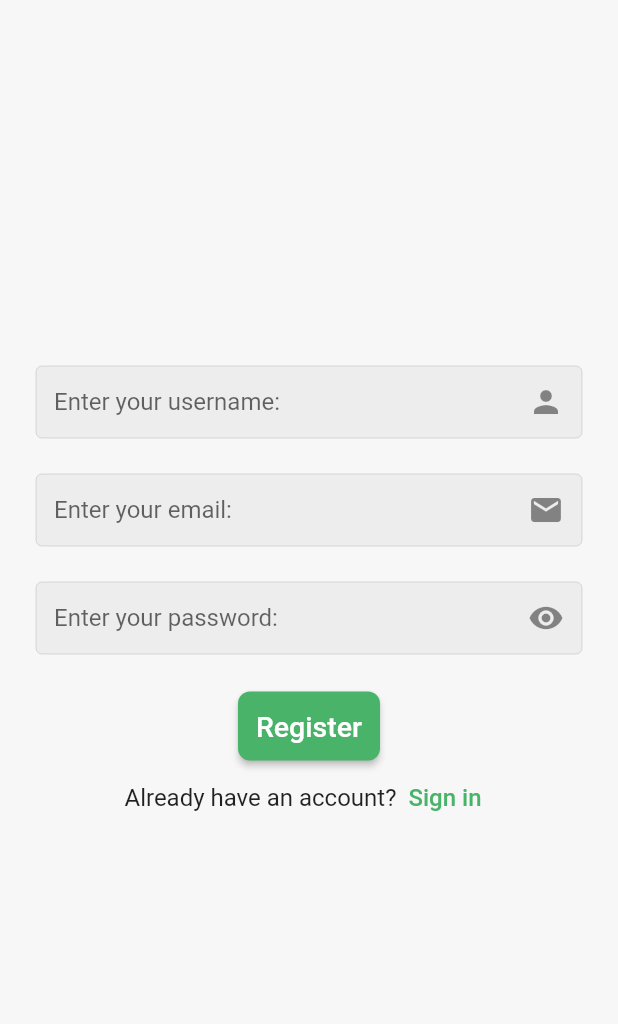
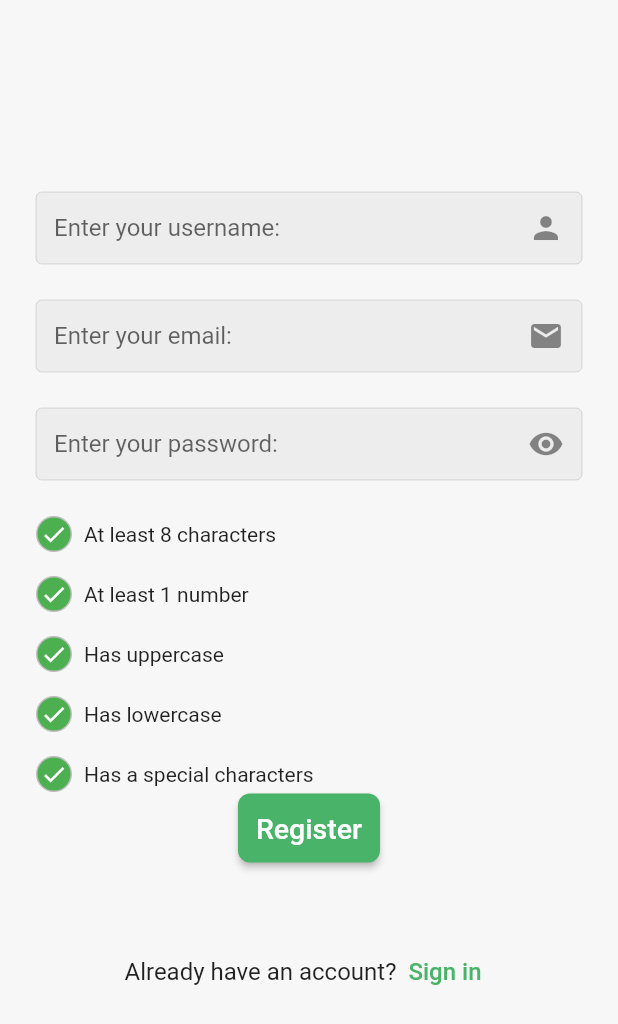
Before and after one commit to MohammedGhazaly/e-commerce_flower, a Flutter app: the screen it shows after launch, on a phone screen of 412 x 824 dp. Shown: the top 1024 px of the screen. Run offline on Flutter 3.47's test engine with Material 2 defaults, Android fonts, the phone set to English and light mode, and no system bars; our stand-ins replace email_validator, firebase_auth, firebase_core, loading_animation_widget; accounts and stored records are empty.

Commit message:
added widget for to indicate password strength

```diff
--- a/lib/pages/register_page.dart
+++ b/lib/pages/register_page.dart
@@ -6,6 +6,7 @@ import 'package:e_commerce_flower/widgets/custom_button.dart';
 import 'package:e_commerce_flower/widgets/custom_snack_bar.dart';
 import 'package:e_commerce_flower/widgets/custom_text_button.dart';
 import 'package:e_commerce_flower/widgets/custom_text_field.dart';
+import 'package:e_commerce_flower/widgets/progress_strength_indicator_widget.dart';
 import 'package:firebase_auth/firebase_auth.dart';
 import 'package:flutter/material.dart';
 import 'package:provider/provider.dart';
@@ -64,7 +65,12 @@ class _RegisterPageState extends State<RegisterPage> {
                     CustomTextField(
                       autovalidateMode: AutovalidateMode.onUserInteraction,
                       validatorFunction: (value) {
-                        return value != null && !EmailValidator.validate(value)
+                        // return value != null && !EmailValidator.validate(value)
+                        //     ? "Enter a valid email"
+                        //     : null;
+                        return value != null &&
+                                !value.contains(RegExp(
+                                    r"^[a-zA-Z0-9.a-zA-Z0-9.!#$%&'*+-/=?^_`{|}~]+@[a-zA-Z0-9]+\.[a-zA-Z]+"))
                             ? "Enter a valid email"
                             : null;
                       },
@@ -98,18 +104,38 @@ class _RegisterPageState extends State<RegisterPage> {
                                   classInstance.togglePassword(
                                       isObscuredValue: false);
                                 },
-                                icon: Icon(Icons.visibility))
+                                icon: const Icon(Icons.visibility))
                             : IconButton(
                                 onPressed: () {
                                   classInstance.togglePassword(
                                       isObscuredValue: true);
                                 },
-                                icon: Icon(Icons.visibility_off)),
+                                icon: const Icon(Icons.visibility_off)),
                       );
                     }),
                     const SizedBox(
                       height: 24,
                     ),
+                    PasswordStrengthIndicatorWidget(
+                        message: "At least 8 characters"),
+                    const SizedBox(
+                      height: 16,
+                    ),
+                    PasswordStrengthIndicatorWidget(
+                        message: "At least 1 number"),
+                    const SizedBox(
+                      height: 16,
+                    ),
+                    PasswordStrengthIndicatorWidget(message: "Has uppercase"),
+                    const SizedBox(
+                      height: 16,
+                    ),
+                    PasswordStrengthIndicatorWidget(message: "Has lowercase"),
+                    const SizedBox(
+                      height: 16,
+                    ),
+                    PasswordStrengthIndicatorWidget(
+                        message: "Has a special characters"),
                     Consumer<ProgressIndicatorProvider>(
                         builder: (context, classInstance, child) {
                       return CustomButton(
@@ -133,6 +159,13 @@ class _RegisterPageState extends State<RegisterPage> {
                         buttonText: "Register",
                       );
                     }),
+                    const SizedBox(
+                      height: 24,
+                    ),
+
+                    const SizedBox(
+                      height: 24,
+                    ),
                     Row(
                       mainAxisAlignment: MainAxisAlignment.center,
                       children: [
@@ -151,7 +184,7 @@ class _RegisterPageState extends State<RegisterPage> {
                               Navigator.pushReplacement(
                                   context,
                                   MaterialPageRoute(
-                                      builder: (context) => LoginPage()));
+                                      builder: (context) => const LoginPage()));
                             }),
                       ],
                     ),
--- /dev/null
+++ b/lib/widgets/progress_strength_indicator_widget.dart
@@ -0,0 +1,34 @@
+import 'package:flutter/material.dart';
+
+class PasswordStrengthIndicatorWidget extends StatelessWidget {
+  const PasswordStrengthIndicatorWidget({
+    super.key,
+    required this.message,
+  });
+  final String message;
+  @override
+  Widget build(BuildContext context) {
+    return Row(
+      children: [
+        Container(
+          width: 24,
+          height: 24,
+          decoration: BoxDecoration(
+              border: Border.all(color: Colors.grey.shade400),
+              shape: BoxShape.circle,
+              color: Colors.green),
+          child: Center(
+              child: Icon(
+            Icons.check,
+            color: Colors.white,
+            size: 18,
+          )),
+        ),
+        SizedBox(
+          width: 8,
+        ),
+        Text(message)
+      ],
+    );
+  }
+}
```
